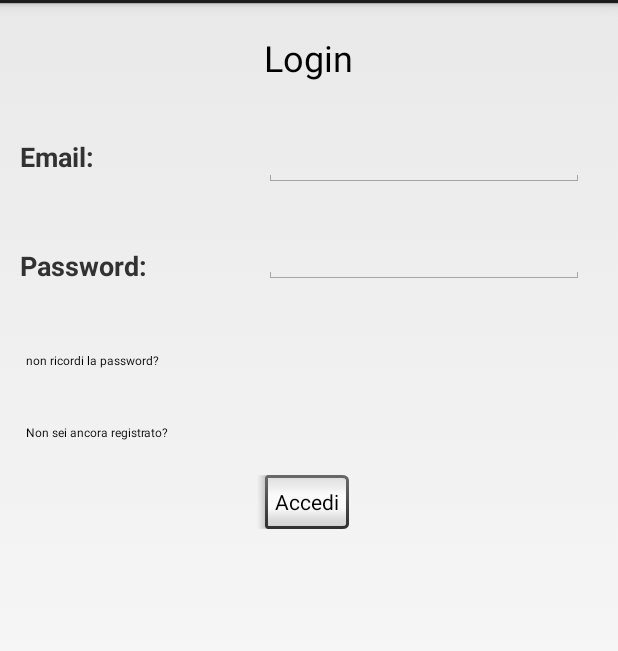
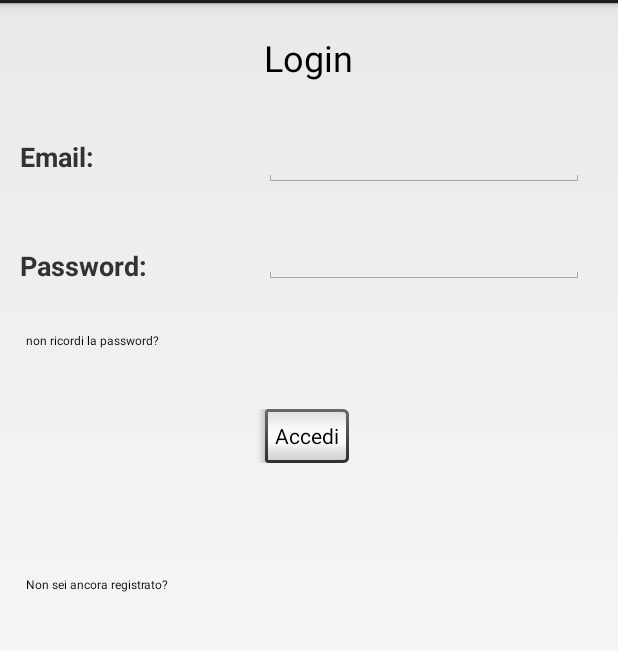
Before and after one commit to eduart94/ProgettoMedico, an Android app: the Login screen opened directly, with no data from a screen before it, on a phone screen of 412 x 824 dp, the part 69-720 px from its top. Run offline under Robolectric (Android 15) with nearby library versions, the light colour scheme and no system bars.

Commit message:
leggera modifica a login

```diff
--- a/Activity/AppMedica/app/src/main/res/layout/activity_login.xml
+++ b/Activity/AppMedica/app/src/main/res/layout/activity_login.xml
@@ -11,7 +11,8 @@
         android:layout_width="wrap_content"
         android:layout_height="wrap_content"
         android:layout_alignEnd="@+id/login"
-        android:layout_below="@+id/noregistrazione"
+        android:layout_below="@+id/haigiaaccount"
+        android:layout_marginTop="17dp"
         android:text="Accedi" />
 
     <TextView
@@ -67,7 +68,7 @@
         android:layout_height="wrap_content"
         android:layout_alignStart="@+id/noregistrazione"
         android:layout_below="@+id/password"
-        android:layout_marginTop="27dp"
+        android:layout_marginTop="14dp"
         android:text="non ricordi la password?"
         android:textAppearance="@android:style/TextAppearance.DeviceDefault"
         android:textSize="8sp" />
@@ -78,7 +79,7 @@
         android:layout_width="wrap_content"
         android:layout_height="wrap_content"
         android:layout_alignStart="@+id/password"
-        android:layout_below="@+id/haigiaaccount"
+        android:layout_centerVertical="true"
         android:text="Non sei ancora registrato?"
         android:textAppearance="@android:style/TextAppearance.DeviceDefault"
         android:textSize="8sp" />
```
